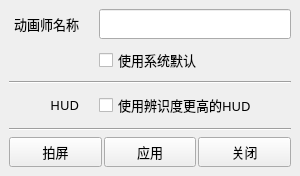
Qt form commons/ui/playblastoption.ui (lonegather/Barbarian) before a commit.
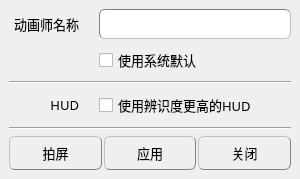
The same form after that commit. Icons and pictures are not drawn.

Patch:
```diff
--- a/commons/ui/playblastoption.ui
+++ b/commons/ui/playblastoption.ui
@@ -7,7 +7,7 @@
     <x>0</x>
     <y>0</y>
     <width>300</width>
-    <height>176</height>
+    <height>179</height>
    </rect>
   </property>
   <property name="minimumSize">
@@ -23,6 +23,156 @@
    <iconset>
     <normaloff>../icons/logo.png</normaloff>../icons/logo.png</iconset>
   </property>
+  <property name="styleSheet">
+   <string notr="true">QMainWindow{
+	background-color: qlineargradient(spread:pad, x1:0, y1:0, x2:0, y2:1, 
+                                      stop:0 rgba(20, 20, 20, 255), 
+                                      stop:0.1 rgba(60, 60, 60, 255), 
+                                      stop:0.9 rgba(60, 60, 60, 255), 
+                                      stop:1 rgba(40, 40, 40, 255));
+	
+}
+
+QTabWidget::pane { /* The tab widget frame */
+    border-top: 1px solid gray;
+	position: absolute;
+	top: -0.1em;
+}
+
+QTabWidget::tab-bar {
+    alignment: center;
+}
+
+/* Style the tab using the tab sub-control. Note that
+    it reads QTabBar _not_ QTabWidget */
+QTabBar::tab {
+    background: qlineargradient(spread:pad, x1:0, y1:0, x2:0, y2:1, 
+                                stop:0 rgba(140, 140, 140, 255), 
+                                stop:0.3 rgba(50, 50, 50, 255), 
+                                stop:1 rgba(80, 80, 80, 255));
+    border: 1px solid gray;
+    border-bottom-color: grey; /* same as the pane color */
+    border-top-left-radius: 6px;
+    border-top-right-radius: 6px;
+	padding: 0px 20px;
+}
+
+QTabBar::tab:selected, QTabBar::tab:hover {
+    background: qlineargradient(spread:pad, x1:0, y1:0, x2:0, y2:1, 
+                                stop:0 rgba(140, 140, 140, 255), 
+                                stop:0.3 rgba(60, 60, 60, 255), 
+                                stop:1 rgba(100, 100, 100, 255));
+}
+
+QTabBar::tab:!selected {
+    margin-top: 2px; /* make non-selected tabs look smaller */
+}
+
+QSlider::groove:horizontal {
+    border: 1px solid #999999;
+	border-style: inset;
+    height: 10px; /* the groove expands to the size of the slider by default. by giving it a height, it has a fixed size */
+    background: qlineargradient(spread:pad, x1:0, y1:0, x2:0, y2:1, 
+                                stop:0 rgba(20, 20, 20, 255), 
+                                stop:0.3 rgba(40, 40, 40, 255), 
+                                stop:1 rgba(50, 50, 50, 255));
+    margin: 2px 0;
+}
+
+QSlider::handle:horizontal {
+    background: qlineargradient(spread:pad, x1:0, y1:0, x2:0, y2:1, 
+                                stop:0 rgba(140, 140, 140, 255), 
+                                stop:0.3 rgba(80, 80, 80, 255), 
+                                stop:1 rgba(100, 100, 100, 255));
+    border: 1px solid gray;
+	border-style: outset;
+    width: 15px;
+    margin: -10px 0; /* handle is placed by default on the contents rect of the groove. Expand outside the groove */
+    border-radius: 6px;
+}
+
+QListWidget {
+    border: 1px solid gray;
+    border-radius: 6px;
+	border-style: inset;
+    background: qlineargradient(spread:pad, x1:0, y1:0, x2:0, y2:1, 
+                                stop:0 rgba(20, 20, 20, 255), 
+                                stop:0.3 rgba(40, 40, 40, 255), 
+                                stop:1 rgba(50, 50, 50, 255));
+    selection-background-color: black;
+}
+
+QLineEdit {
+    border: 1px solid gray;
+    border-radius: 6px;
+	border-style: inset;
+    background: qlineargradient(spread:pad, x1:0, y1:0, x2:0, y2:1, 
+                                stop:0 rgba(20, 20, 20, 255), 
+                                stop:0.3 rgba(40, 40, 40, 255), 
+                                stop:1 rgba(50, 50, 50, 255));
+    selection-background-color: black;
+}
+
+QComboBox{
+	border: 1px solid gray;
+	border-style: outset;
+    border-radius: 6px;
+	background-color: qlineargradient(spread:pad, x1:0, y1:0, x2:0, y2:1, 
+                                      stop:0 rgba(140, 140, 140, 255), 
+                                      stop:0.3 rgba(50, 50, 50, 255), 
+                                      stop:1 rgba(80, 80, 80, 255));
+}
+
+QComboBox::drop-down {
+    subcontrol-origin: padding;
+    subcontrol-position: top right;
+
+    border-left-width: 1px;
+    border-left-color: darkgray;
+    border-left-style: solid; /* just a single line */
+    border-top-right-radius: 3px; /* same radius as the QComboBox */
+    border-bottom-right-radius: 3px;
+}
+
+QComboBox:!editable:on, QComboBox::drop-down:editable:on{
+	background: qlineargradient(x1: 0, y1: 0, x2: 0, y2: 1,
+                                stop:0 rgba(20, 20, 20, 255), 
+                                stop:0.3 rgba(40, 40, 40, 255), 
+                                stop:1 rgba(50, 50, 50, 255));
+}
+
+QComboBox QAbstractItemView {
+    border: 1px solid grap;
+    selection-background-color: black;
+}
+
+QPushButton{
+	background-color: qlineargradient(spread:pad, x1:0, y1:0, x2:0, y2:1, 
+                                      stop:0 rgba(140, 140, 140, 255), 
+                                      stop:0.3 rgba(50, 50, 50, 255), 
+                                      stop:1 rgba(70, 70, 70, 255));
+	border-style: outset;
+	border-width: 1px;
+	border-radius: 6px;
+	border-color: gray;
+	padding: 6px;
+}
+
+QPushButton:hover{
+	background-color: qlineargradient(spread:pad, x1:0, y1:0, x2:0, y2:1, 
+                                      stop:0 rgba(140, 140, 140, 255), 
+                                      stop:0.3 rgba(60, 60, 60, 255), 
+                                      stop:1 rgba(100, 100, 100, 255));
+}
+
+QPushButton:pressed{
+	background-color: qlineargradient(spread:pad, x1:0, y1:0, x2:0, y2:1, 
+                                      stop:0 rgba(40, 40, 40, 255), 
+                                      stop:0.3 rgba(50, 50, 50, 255), 
+                                      stop:1 rgba(70, 70, 70, 255));
+	border-style: inset;
+}</string>
+  </property>
   <widget class="QWidget" name="centralwidget">
    <layout class="QVBoxLayout" name="verticalLayout">
     <item>
```
Left out of the diff: 11 changed lines with no effect on the pictures.
